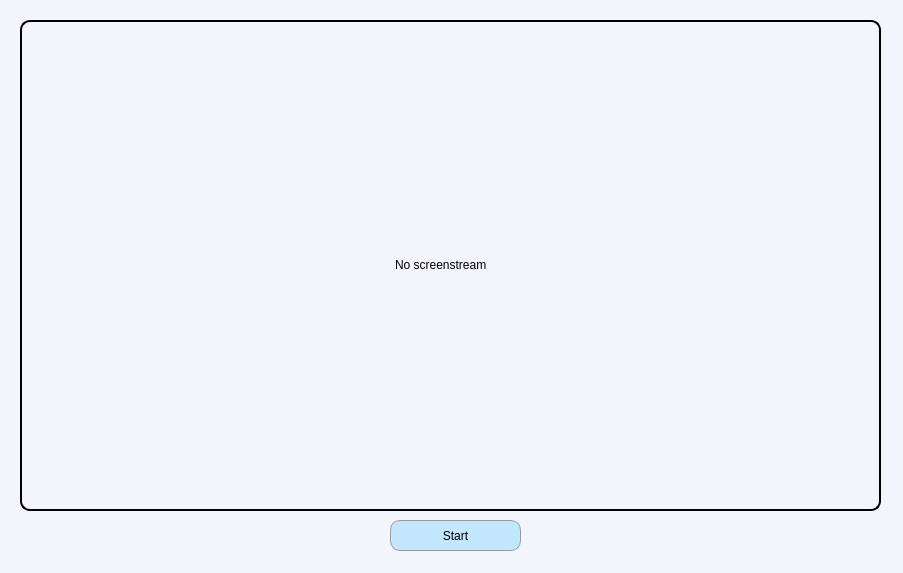
This is screendisplayer.ui in hdkhang6803/PC_Remote_Control as Qt 5 draws it before an edit. The edited form follows.
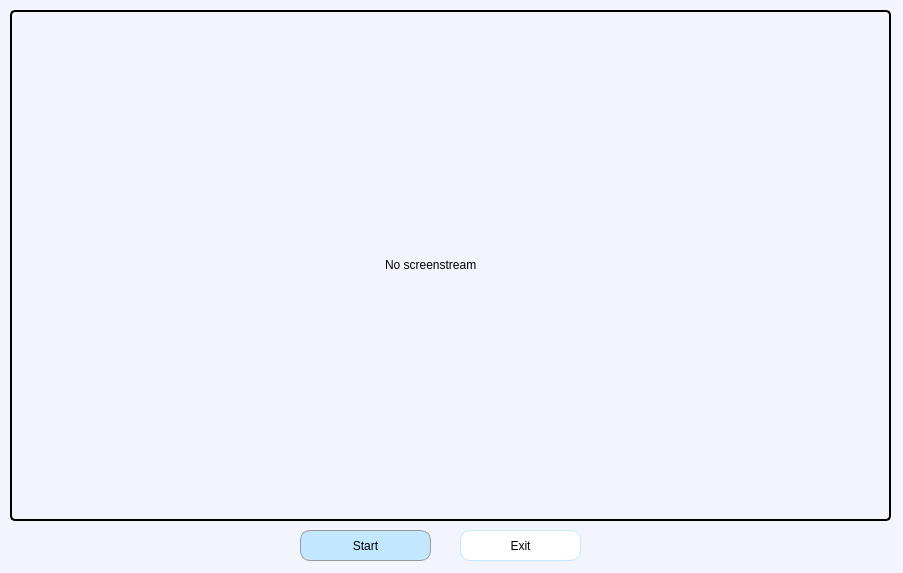
This is the edited form.

```diff
--- a/screendisplayer.ui
+++ b/screendisplayer.ui
@@ -20,15 +20,14 @@
   <widget class="QLabel" name="screenLabel">
    <property name="geometry">
     <rect>
-     <x>20</x>
-     <y>20</y>
-     <width>861</width>
-     <height>491</height>
+     <x>10</x>
+     <y>10</y>
+     <width>881</width>
+     <height>511</height>
     </rect>
    </property>
    <property name="styleSheet">
-    <string notr="true">border-radius: 10px;
-border: 2px solid;
+    <string notr="true">border: 2px solid;
 padding-left: 370px;
 font: 500 9pt &quot;UTM Avo&quot;;
 
@@ -44,8 +43,8 @@
   <widget class="QPushButton" name="startButton">
    <property name="geometry">
     <rect>
-     <x>390</x>
-     <y>520</y>
+     <x>300</x>
+     <y>530</y>
      <width>131</width>
      <height>31</height>
     </rect>
@@ -63,6 +62,26 @@
     <string>Start</string>
    </property>
   </widget>
+  <widget class="QPushButton" name="exitButton">
+   <property name="geometry">
+    <rect>
+     <x>460</x>
+     <y>530</y>
+     <width>121</width>
+     <height>31</height>
+    </rect>
+   </property>
+   <property name="styleSheet">
+    <string notr="true">font: 600 10pt &quot;UTM Avo&quot;;
+border: 1px solid rgb(194, 231, 255);
+background-color: #ffffff;
+border-radius: 10px;
+</string>
+   </property>
+   <property name="text">
+    <string>Exit</string>
+   </property>
+  </widget>
  </widget>
  <resources/>
  <connections/>
```
